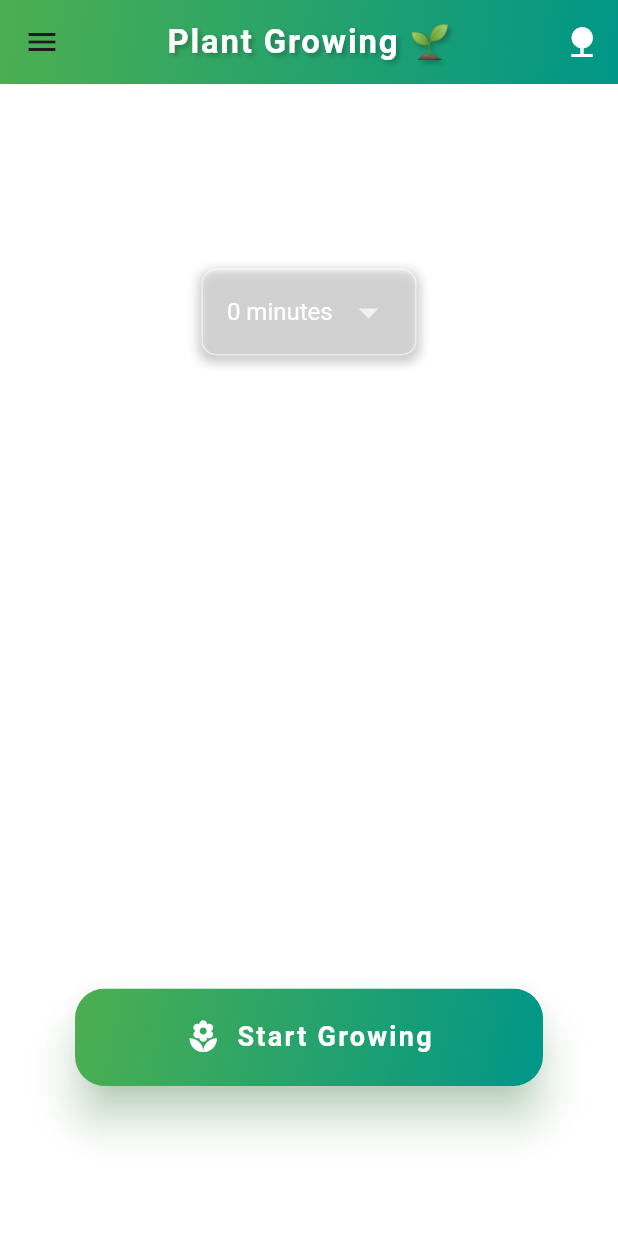
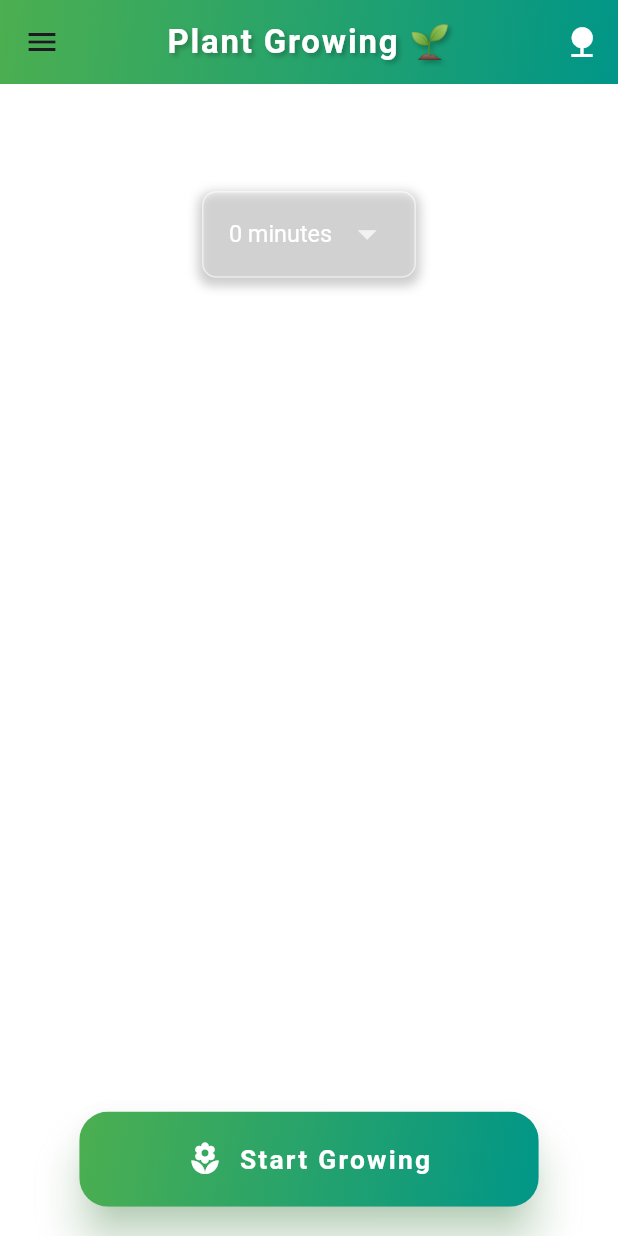
Before and after one commit to Ferdaus0001/Rive-Animatosn-, a Flutter app: the screen it shows after launch, on a phone screen of 412 x 824 dp. Run offline on Flutter 3.47's test engine with Material 3 defaults, Android fonts, the phone set to English and light mode, and no system bars; our stand-ins replace audioplayers, confetti, device_preview, flutter_screenutil, get, percent_indicator and 1 more.

Commit message:
fix hight porbldms

```diff
--- a/lib/main.dart
+++ b/lib/main.dart
@@ -1,14 +1,20 @@
+import 'package:device_preview/device_preview.dart';
 import 'package:flutter/material.dart';
 import 'package:get/get_navigation/src/root/get_material_app.dart';
-import 'package:rive/rive.dart'; // Import Rive package
-
+import 'package:rive/rive.dart'; // Rive package
+import 'package:flutter_screenutil/flutter_screenutil.dart'; // ScreenUtil import
 import 'package:rive_animation/splash_screen/splash_screen.dart'; // Fixed typo in path
 
 void main() async {
-  // Ensure widgets are initialized and Rive is set up
   WidgetsFlutterBinding.ensureInitialized();
   await RiveFile.initialize(); // Initialize Rive runtime
-  runApp(const MyApp());
+  runApp(
+       const MyApp()
+  //   DevicePreview(
+  //   enabled: true,
+  //   builder: (context) => const MyApp(),
+  // ),
+  );
 }
 
 class MyApp extends StatelessWidget {
@@ -16,13 +22,17 @@ class MyApp extends StatelessWidget {
 
   @override
   Widget build(BuildContext context) {
-    return GetMaterialApp(
-      debugShowCheckedModeBanner: false,
-      title: 'Flutter Demo',
-      theme: ThemeData(
-        colorScheme: ColorScheme.fromSeed(seedColor: Colors.deepPurple),
-      ),
-      home:   SplashScreen(),
+    return ScreenUtilInit(
+      designSize: const Size(390, 844), // Design screen size (width x height)
+      minTextAdapt: true,
+      splitScreenMode: true,
+      builder: (context, child) {
+        return GetMaterialApp(
+          debugShowCheckedModeBanner: false,
+          title: 'Responsive Rive App',
+          home: SplashScreen(),
+        );
+      },
     );
   }
 }
--- a/lib/rive/presentatosn/rive_home_screen.dart
+++ b/lib/rive/presentatosn/rive_fire_animatosn_screen.dart
@@ -1,5 +1,6 @@
 import 'package:flutter/material.dart';
 import 'package:flutter/services.dart';
+import 'package:flutter_screenutil/flutter_screenutil.dart';
 import 'package:rive/rive.dart';
 
 class RiveFireScreen extends StatefulWidget {
@@ -85,7 +86,7 @@ class _RiveFireScreenState extends State<RiveFireScreen> {
   Widget build(BuildContext context) {
     return Scaffold(
       body: Padding(
-        padding: const EdgeInsets.all(16.0),
+        padding:   EdgeInsets.all(16.0.sp),
         child: Center(
           child: _riveArtboard == null
               ? const CircularProgressIndicator()
--- a/lib/rive/presentatosn/tree_screen.dart
+++ b/lib/rive/presentatosn/tree_screen.dart
@@ -2,11 +2,12 @@
 import 'dart:async';
 import 'package:flutter/material.dart';
 import 'package:flutter/services.dart';
+import 'package:flutter_screenutil/flutter_screenutil.dart';
 import 'package:percent_indicator/circular_percent_indicator.dart';
 import 'package:rive/rive.dart' hide LinearGradient;
 import 'package:confetti/confetti.dart';
 import 'package:audioplayers/audioplayers.dart';
-import 'package:rive_animation/rive/presentatosn/rive_home_screen.dart'; // <-- Music Import
+import 'package:rive_animation/rive/presentatosn/rive_fire_animatosn_screen.dart'; // <-- Music Import
 
 class PlantScreen extends StatefulWidget {
   const PlantScreen({super.key});
@@ -160,9 +161,9 @@ class _PlantScreenState extends State<PlantScreen>
 
   @override
   Widget build(BuildContext context) {
-    double treeVisualSize = MediaQuery.of(context).size.width - 40;
-    double displayedPercent = _treeProgress / _treeMaxProgress;
-    Color percentColor =
+    double _ = MediaQuery.of(context).size.width - 40;
+    double _ = _treeProgress / _treeMaxProgress;
+    Color _ =
     _treeProgress >= _treeMaxProgress ? Colors.green : Colors.deepOrange;
 
     return Scaffold(
@@ -210,10 +211,10 @@ class _PlantScreenState extends State<PlantScreen>
         ],
       ),
       drawer: Drawer(
-          shape: const RoundedRectangleBorder(
+        shape:   RoundedRectangleBorder(
           borderRadius: BorderRadius.only(
-              topRight: Radius.circular(30),
-              bottomRight: Radius.circular(30),
+            topRight: Radius.circular(30.r),
+            bottomRight: Radius.circular(30.r),
           ),
         ),
         child: ListView(
@@ -227,14 +228,14 @@ class _PlantScreenState extends State<PlantScreen>
                   end: Alignment.bottomRight,
                 ),
               ),
-                accountName: const Text(
+              accountName:   Text(
                 "Rive Animations",
-                  style: TextStyle(fontSize: 18, fontWeight: FontWeight.bold),
+                style: TextStyle(fontSize: 18.sp, fontWeight: FontWeight.bold),
               ),
               accountEmail: const Text("choose your animation"),
-                currentAccountPicture: const CircleAvatar(
+              currentAccountPicture:   CircleAvatar(
                 backgroundColor: Colors.white,
-                  child: Icon(Icons.play_circle_fill, size: 40, color: Colors.blue),
+                child: Icon(Icons.play_circle_fill, size: 40.h, color: Colors.blue),
               ),
             ),
 
@@ -284,7 +285,7 @@ class _PlantScreenState extends State<PlantScreen>
                 padding: const EdgeInsets.all(6),
                 decoration: BoxDecoration(
                   color: Colors.pink.withOpacity(0.1),
-                    borderRadius: BorderRadius.circular(12),
+                  borderRadius: BorderRadius.circular(12.r),
                 ),
                 child: const Icon(Icons.girl, color: Colors.pink),
               ),
@@ -319,13 +320,13 @@ class _PlantScreenState extends State<PlantScreen>
                     child: Column(
                       mainAxisAlignment: MainAxisAlignment.spaceBetween,
                       children: [
-                          const Padding(
-                            padding: EdgeInsets.only(top: 60),
+                          Padding(
+                          padding: EdgeInsets.only(top: 10.h),
                           child: Text(
                             "Stay Focused",
                             style: TextStyle(
                               color: Colors.white,
-                                fontSize: 30,
+                              fontSize: 30.sp,
                               fontWeight: FontWeight.bold,
                             ),
                           ),
@@ -333,14 +334,14 @@ class _PlantScreenState extends State<PlantScreen>
 
                         // Timer dropdown
                         Padding(
-                            padding: const EdgeInsets.symmetric(vertical: 20),
+                          padding:   EdgeInsets.symmetric(vertical: 20.h),
                           child: Container(
-                              padding: const EdgeInsets.symmetric(
-                                  horizontal: 16, vertical: 4),
+                            padding:   EdgeInsets.symmetric(
+                                horizontal: 16.w, vertical: 4.h),
                             decoration: BoxDecoration(
                               color: Colors.white.withOpacity(0.1),
-                                borderRadius: BorderRadius.circular(10),
-                                border: Border.all(color: Colors.white54, width: 1),
+                              borderRadius: BorderRadius.circular(10.r),
+                              border: Border.all(color: Colors.white54, width: 1.w),
                               boxShadow: [
                                 BoxShadow(
                                   color: Colors.black.withOpacity(0.2),
@@ -353,10 +354,10 @@ class _PlantScreenState extends State<PlantScreen>
                             child: DropdownButtonHideUnderline(
                               child: DropdownButton<int>(
                                 value: _selectedTimeInSeconds,
-                                  icon: const Icon(Icons.arrow_drop_down,
-                                      color: Colors.white70, size: 30),
-                                  style: const TextStyle(
-                                      color: Colors.white, fontSize: 18),
+                                icon:   Icon(Icons.arrow_drop_down,
+                                    color: Colors.white70, size: 30.h),
+                                style:   TextStyle(
+                                    color: Colors.white, fontSize: 18.sp),
                                 dropdownColor: Colors.black.withOpacity(0.9),
                                 elevation: 8,
                                 items: _timerOptions.map((int seconds) {
@@ -364,8 +365,8 @@ class _PlantScreenState extends State<PlantScreen>
                                     value: seconds,
                                     child: Text(
                                       "${seconds ~/ 60} minutes",
-                                        style: const TextStyle(
-                                            color: Colors.white, fontSize: 16),
+                                      style:   TextStyle(
+                                          color: Colors.white, fontSize: 16.sp),
                                     ),
                                   );
                                 }).toList(),
@@ -409,27 +410,27 @@ class _PlantScreenState extends State<PlantScreen>
                             ),
                           ),
                         ),
-
+                        SizedBox(height: 10.h,),
                         // Remaining time display
                         Padding(
-                            padding: const EdgeInsets.only(bottom: 10),
+                          padding:   EdgeInsets.only(bottom: 10.h),
                           child: Text(
                             intToTimeLeft(_remainingTimeInSeconds),
-                              style: const TextStyle(
+                            style:   TextStyle(
                               color: Colors.white,
-                                fontSize: 30,
+                              fontSize: 30.sp,
                               fontWeight: FontWeight.bold,
                             ),
                           ),
                         ),
 
-                          const Padding(
-                            padding: EdgeInsets.only(bottom: 30),
+                         Padding(
+                          padding: EdgeInsets.only(bottom: 12.sp),
                           child: Text(
                             "Time left to grow the plant",
                             style: TextStyle(
                               color: Colors.white60,
-                                fontSize: 10,
+                              fontSize: 12.sp,
                               fontWeight: FontWeight.normal,
                             ),
                           ),
@@ -441,15 +442,15 @@ class _PlantScreenState extends State<PlantScreen>
                           child: FadeTransition(
                             opacity: _fadeAnimation,
                             child: Padding(
-                                padding: const EdgeInsets.only(
-                                    bottom: 100, left: 50, right: 50, top: 5),
+                              padding:   EdgeInsets.only(
+                                  bottom: 20.h, left: 50.w, right: 50.w, top: 5.h),
                               child: ElevatedButton(
                                 style: ElevatedButton.styleFrom(
-                                    minimumSize: const Size(200, 45),
+                                  minimumSize:   Size(200.w, 45.h),
                                   backgroundColor: Colors.transparent,
                                   foregroundColor: Colors.white,
                                   shape: RoundedRectangleBorder(
-                                      borderRadius: BorderRadius.circular(20.0),
+                                    borderRadius: BorderRadius.circular(20.0.r),
                                   ),
                                   elevation: 12,
                                   shadowColor: Colors.green.withOpacity(0.6),
@@ -465,15 +466,15 @@ class _PlantScreenState extends State<PlantScreen>
                                 onPressed: _startOrResetGrowing,
                                 child: Ink(
                                   decoration: BoxDecoration(
-                                      gradient: const LinearGradient(
+                                    gradient:   LinearGradient(
                                       colors: [Colors.green, Colors.teal],
                                       begin: Alignment.topLeft,
                                       end: Alignment.bottomRight,
                                     ),
-                                      borderRadius: BorderRadius.circular(20.0),
+                                    borderRadius: BorderRadius.circular(20.0.r),
                                   ),
                                   child: Container(
-                                      height: 65,
+                                    height: 65.h,
                                     alignment: Alignment.center,
                                     child: Row(
                                       mainAxisSize: MainAxisSize.min,
@@ -484,12 +485,12 @@ class _PlantScreenState extends State<PlantScreen>
                                           color: Colors.white,
                                           size: 24,
                                         ),
-                                          const SizedBox(width: 10),
+                                          SizedBox(width: 10.w),
                                         Text(
                                           plantButtonText,
-                                            style: const TextStyle(
+                                          style:   TextStyle(
                                             color: Colors.white,
-                                              fontSize: 18,
+                                            fontSize: 18.sp,
                                             fontWeight: FontWeight.bold,
                                             letterSpacing: 1.5,
                                           ),
--- a/pubspec.yaml
+++ b/pubspec.yaml
@@ -36,6 +36,8 @@ dependencies:
   cupertino_icons: ^1.0.8
   rive: ^0.13.20
   percent_indicator: ^4.2.5
+  flutter_screenutil: ^5.9.3
+  device_preview: ^1.3.1
   confetti: ^0.8.0
   get:
   audioplayers:
```
Also changed, not shown: pubspec.lock. Lines whose indentation alone changed are shown as unchanged.
